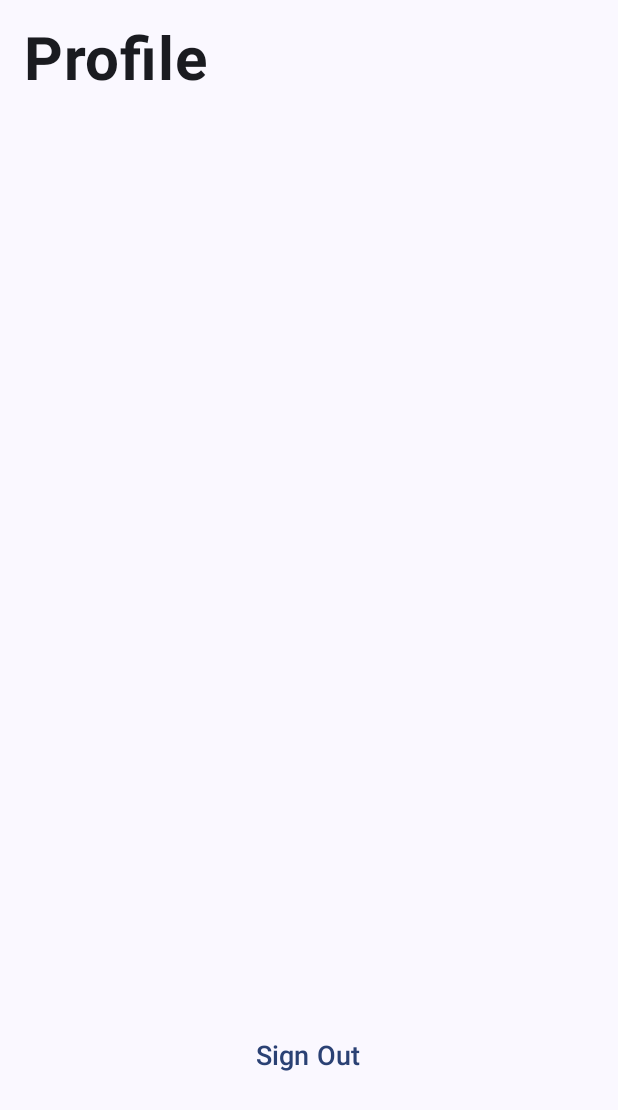
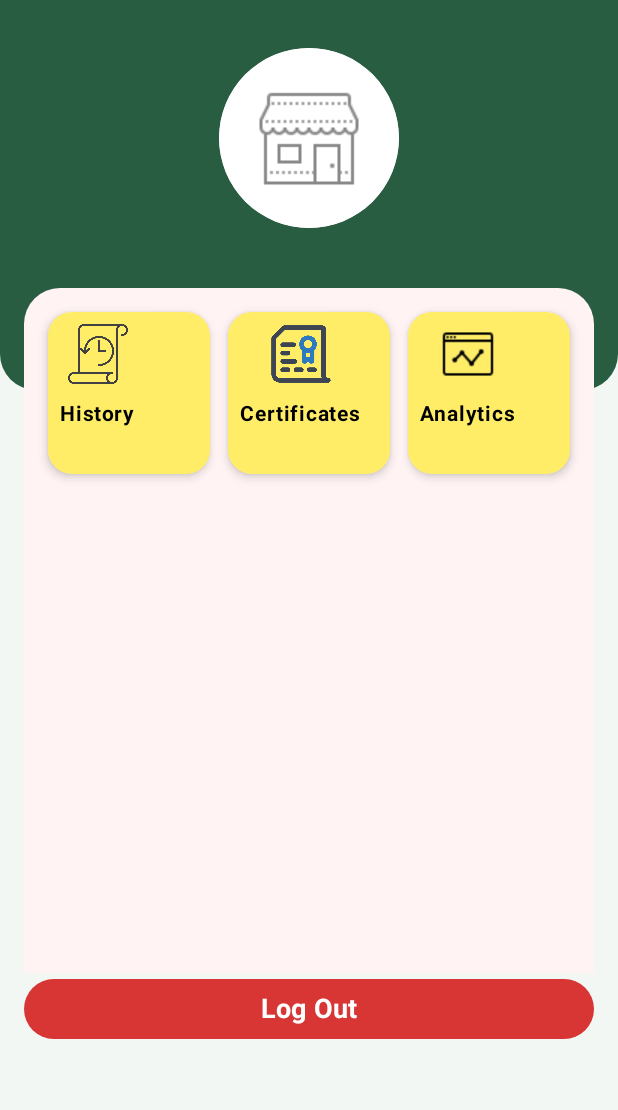
Before and after one commit to Atharv-15/QuickQ_Business, an Android app built with Jetpack Compose: the composable Profile called with empty values, on a phone screen of 412 x 824 dp. Shown: the top 1110 px of the screen. Run offline under Robolectric (Android 15) with nearby library versions, the phone set to English and light mode, and no system bars; our stand-ins replace Firebase (no records; nobody signed in at launch, a user with empty details on screens opened directly), livedata-compose.

Commit message:
Colour update and Profile page designed

```diff
--- a/app/src/main/java/com/example/quickqbusiness/MainActivity.kt
+++ b/app/src/main/java/com/example/quickqbusiness/MainActivity.kt
@@ -6,6 +6,7 @@ import androidx.activity.compose.setContent
 import androidx.activity.enableEdgeToEdge
 import androidx.activity.viewModels
 import androidx.compose.ui.Modifier
+import com.example.quickqbusiness.ui.theme.QuickQBusinessTheme
 import com.example.quickqbusiness.viewModel.AuthViewModel
 import com.example.quickqbusiness.viewModel.OrderViewModel
 import com.example.quickqbusiness.viewModel.ShopViewModel
@@ -18,7 +19,9 @@ class MainActivity : ComponentActivity() {
         val shopViewModel: ShopViewModel by viewModels()
         val orderViewModel: OrderViewModel by viewModels()
         setContent {
-            AppNavigation(modifier = Modifier, authViewModel = authViewModel, shopViewModel = shopViewModel, orderViewModel = orderViewModel)
+            QuickQBusinessTheme {
+                AppNavigation(modifier = Modifier, authViewModel = authViewModel, shopViewModel = shopViewModel, orderViewModel = orderViewModel)
+            }
         }
     }
 }
--- a/app/src/main/java/com/example/quickqbusiness/pages/Profile.kt
+++ b/app/src/main/java/com/example/quickqbusiness/pages/Profile.kt
@@ -1,38 +1,54 @@
 package com.example.quickqbusiness.pages
 
+import androidx.compose.foundation.Image
 import androidx.compose.foundation.background
+import androidx.compose.foundation.border
+import androidx.compose.foundation.clickable
 import androidx.compose.foundation.layout.Arrangement
+import androidx.compose.foundation.layout.Box
 import androidx.compose.foundation.layout.Column
-import androidx.compose.foundation.layout.WindowInsets
-import androidx.compose.foundation.layout.asPaddingValues
-import androidx.compose.foundation.layout.calculateEndPadding
-import androidx.compose.foundation.layout.calculateStartPadding
+import androidx.compose.foundation.layout.ExperimentalLayoutApi
+import androidx.compose.foundation.layout.FlowRow
+import androidx.compose.foundation.layout.Spacer
+import androidx.compose.foundation.layout.aspectRatio
 import androidx.compose.foundation.layout.fillMaxSize
 import androidx.compose.foundation.layout.fillMaxWidth
-import androidx.compose.foundation.layout.navigationBarsPadding
+import androidx.compose.foundation.layout.height
 import androidx.compose.foundation.layout.padding
-import androidx.compose.foundation.layout.safeDrawing
-import androidx.compose.foundation.layout.statusBarsPadding
+import androidx.compose.foundation.layout.paddingFromBaseline
+import androidx.compose.foundation.layout.size
 import androidx.compose.foundation.rememberScrollState
+import androidx.compose.foundation.shape.CircleShape
 import androidx.compose.foundation.shape.RoundedCornerShape
 import androidx.compose.foundation.verticalScroll
-import androidx.compose.material3.MaterialTheme
+import androidx.compose.material3.Button
+import androidx.compose.material3.ButtonDefaults
+import androidx.compose.material3.Card
+import androidx.compose.material3.CardDefaults
+import androidx.compose.material3.Icon
+import androidx.compose.material3.Scaffold
 import androidx.compose.material3.Surface
 import androidx.compose.material3.Text
-import androidx.compose.material3.TextButton
 import androidx.compose.runtime.Composable
 import androidx.compose.runtime.LaunchedEffect
 import androidx.compose.runtime.getValue
 import androidx.compose.runtime.livedata.observeAsState
 import androidx.compose.ui.Alignment
 import androidx.compose.ui.Modifier
-import androidx.compose.ui.platform.LocalLayoutDirection
+import androidx.compose.ui.draw.clip
+import androidx.compose.ui.graphics.Color
+import androidx.compose.ui.res.colorResource
+import androidx.compose.ui.res.painterResource
 import androidx.compose.ui.text.font.FontWeight
 import androidx.compose.ui.unit.dp
 import androidx.compose.ui.unit.sp
+import com.example.quickqbusiness.R
+import com.example.quickqbusiness.ui.theme.DarkYellow
 import com.example.quickqbusiness.viewModel.AuthViewModel
 import com.example.quickqbusiness.viewModel.ShopViewModel
 
+
+@OptIn(ExperimentalLayoutApi::class)
 @Composable
 fun Profile(
     modifier: Modifier = Modifier,
@@ -40,104 +56,216 @@ fun Profile(
     authViewModel: AuthViewModel,
     shopViewModel: ShopViewModel
 ) {
-    val layoutDirection = LocalLayoutDirection.current
-    val scrollState = rememberScrollState() // Remember scroll state for scrolling
-
     val shopDetails by shopViewModel.shopDetails.observeAsState()
 
-    // Fetch shop details when shopId is available
     LaunchedEffect(shopId) {
         if (shopId.isNotEmpty()) {
             shopViewModel.fetchShopDetailsById(shopId)
         }
     }
 
-    Surface(
+    Scaffold(
+        bottomBar = {
+            Button(
+                onClick = { authViewModel.signOut() },
+                modifier = Modifier
+                    .fillMaxWidth()
+                    .paddingFromBaseline(top = 16.dp, bottom = 145.dp)
+                    .padding(horizontal = 16.dp),
+                shape = RoundedCornerShape(24.dp),
+                colors = ButtonDefaults.buttonColors(
+                    containerColor = Color(0xFFd83535)
+                )
+            ) {
+                Text(text = "Log Out", fontSize = 18.sp, fontWeight = FontWeight.Bold)
+            }
+        }
+    ) { paddingValues ->
+        Box(
             modifier = Modifier
                 .fillMaxSize()
-            .statusBarsPadding()
-            .navigationBarsPadding()
-            .padding(
-                start = WindowInsets.safeDrawing
-                    .asPaddingValues()
-                    .calculateStartPadding(layoutDirection),
-                end = WindowInsets.safeDrawing
-                    .asPaddingValues()
-                    .calculateEndPadding(layoutDirection)
+                .padding(paddingValues)
+        ) {
+            // Background
+            Box(
+                modifier = Modifier
+                    .fillMaxWidth()
+                    .height(260.dp)
+                    .background(
+                        color = colorResource(id = R.color.primary_green),
+                        shape = RoundedCornerShape(bottomStart = 24.dp, bottomEnd = 24.dp)
                     )
-    ) {
+            )
+
+            // Content
             Column(
                 modifier = Modifier
                     .fillMaxSize()
-                .padding(16.dp),
-            verticalArrangement = Arrangement.SpaceBetween, // Space between items
-            horizontalAlignment = Alignment.Start
+                    .padding(horizontal = 16.dp)
             ) {
-            // Title text
+                Spacer(modifier = Modifier.height(32.dp))
+
+                // Profile Picture
+                Box(
+                    contentAlignment = Alignment.Center,
+                    modifier = Modifier
+                        .size(120.dp)
+                        .align(Alignment.CenterHorizontally)
+                        .clip(CircleShape)
+                        .background(Color.White)
+                        .border(4.dp, Color.White, CircleShape)
+                ) {
+                    Icon(
+                        painter = painterResource(id = R.drawable.shop),
+                        contentDescription = "Profile Picture",
+                        modifier = Modifier.size(80.dp),
+                        tint = Color.Gray
+                    )
+                }
+
+                Spacer(modifier = Modifier.height(12.dp))
+
+                // Owner Name and Shop Name
+                shopDetails?.let { shop ->
                     Text(
-                text = "Profile",
-                fontSize = 40.sp,
+                        text = shop.ownerName,
+                        fontSize = 22.sp,
                         fontWeight = FontWeight.Bold,
-                modifier = Modifier.padding(bottom = 16.dp)
+                        color = Color.White,
+                        modifier = Modifier.align(Alignment.CenterHorizontally)
                     )
+                    Text(
+                        text = shop.shopName,
+                        fontSize = 16.sp,
+                        color = Color.White.copy(alpha = 0.8f),
+                        modifier = Modifier.align(Alignment.CenterHorizontally)
+                    )
+                }
 
+                Spacer(modifier = Modifier.height(20.dp))
+
+                // White scrollable surface
+                Surface(
+                    shape = RoundedCornerShape(topStart = 24.dp, topEnd = 24.dp),
+                    color = Color(0xFFfff3f3),
+                    modifier = Modifier
+                        .fillMaxSize()
+                        .padding(top = 8.dp)
+                ) {
+                    Column(modifier = Modifier.fillMaxSize()) {
+
+                        // Buttons (fixed within the white surface)
+                        FlowRow(
+                            modifier = Modifier
+                                .fillMaxWidth()
+                                .padding(horizontal = 16.dp, vertical = 16.dp),
+                            horizontalArrangement = Arrangement.spacedBy(12.dp),
+                            verticalArrangement = Arrangement.spacedBy(12.dp),
+                            maxItemsInEachRow = 3
+                        ) {
+                            ProfileOptionButton(
+                                label = "History",
+                                iconResId = R.drawable.history,
+                                modifier = Modifier.weight(1f)
+                            )
+                            ProfileOptionButton(
+                                label = "Certificates",
+                                iconResId = R.drawable.certificate,
+                                modifier = Modifier.weight(1f)
+                            )
+                            ProfileOptionButton(
+                                label = "Analytics",
+                                iconResId = R.drawable.analytics,
+                                modifier = Modifier.weight(1f)
+                            )
+                        }
+
+                        // Scrollable details only
                         Column(
                             modifier = Modifier
-                    .verticalScroll(scrollState),
-                verticalArrangement = Arrangement.Top,
-                horizontalAlignment = Alignment.Start
+                                .verticalScroll(rememberScrollState())
+                                .padding(horizontal = 16.dp)
                         ) {
-                // Shop details display
+                            Spacer(modifier = Modifier.height(12.dp))
+
                             shopDetails?.let { shop ->
-                    ProfileDetail(label = "Shop Name", value = shop.shopName)
-                    ProfileDetail(label = "GST Number", value = shop.gstNumber)
-                    ProfileDetail(label = "Aadhaar Number", value = shop.aadhaarNumber)
-                    ProfileDetail(label = "Owner Name", value = shop.ownerName)
-                    ProfileDetail(label = "Phone Number", value = shop.phoneNumber)
-                    ProfileDetail(label = "Address", value = shop.address)
-                    ProfileDetail(label = "Shop Id", value = shopId)
-                }
-
-                // Sign out button
-                TextButton(
-                    onClick = { authViewModel.signOut() },
-                    modifier = Modifier
-                        .fillMaxWidth()
-                        .padding(vertical = 16.dp)
-                        .padding(bottom = 64.dp)// Padding around the button
-                ) {
-                    Text(text = "Sign Out", fontSize = 18.sp)
-                }
+                                ProfileDetailItem("Phone Number", shop.phoneNumber)
+                                Spacer(modifier = Modifier.height(12.dp))
+//                              ProfileDetailItem("Email ID", shop.email)
+                                ProfileDetailItem("Address", shop.address)
+                                Spacer(modifier = Modifier.height(12.dp))
+                                ProfileDetailItem("Shop ID", shopId)
+                                Spacer(modifier = Modifier.height(12.dp))
+                                ProfileDetailItem("GST Number", shop.gstNumber)
                             }
                         }
                     }
                 }
 
+            }
+        }
+    }
+}
 
 @Composable
-fun ProfileDetail(label: String, value: String?) {
+fun ProfileOptionButton(
+    label: String,
+    iconResId: Int,
+    modifier: Modifier = Modifier,
+    onClick: () -> Unit = {}
+) {
+    Card(
+        shape = RoundedCornerShape(16.dp),
+        elevation = CardDefaults.cardElevation(defaultElevation = 4.dp),
+        colors = CardDefaults.cardColors(containerColor = DarkYellow),
+        modifier = modifier
+            .aspectRatio(1f)
+            .clickable { onClick() }
+    ) {
         Column(
-        modifier = Modifier
-            .padding(vertical = 8.dp)
-            .fillMaxWidth() // Ensure it takes full width
+            verticalArrangement = Arrangement.Center,
+            horizontalAlignment = Alignment.CenterHorizontally,
+            modifier = Modifier.padding(8.dp)
         ) {
+            Image(
+                painter = painterResource(id = iconResId),
+                contentDescription = label,
+                modifier = Modifier.size(40.dp)
+            )
             Text(
                 text = label,
-            fontSize = 16.sp,
-            color = MaterialTheme.colorScheme.primary, // Use a primary color for the label
-            fontWeight = FontWeight.Bold, // Make label bold for emphasis
-            modifier = Modifier.padding(bottom = 4.dp) // Add space below label
+                fontSize = 14.sp,
+                fontWeight = FontWeight.Bold,
+                modifier = Modifier.padding(top = 8.dp),
+                color = Color.Black
+            )
+        }
+    }
+}
+
+
+
+@Composable
+fun ProfileDetailItem(label: String, value: String?) {
+    Surface(
+        shape = RoundedCornerShape(12.dp),
+        tonalElevation = 2.dp,
+        shadowElevation = 2.dp,
+        modifier = Modifier.fillMaxWidth()
+    ) {
+        Column(modifier = Modifier.padding(16.dp)) {
+            Text(
+                text = label,
+                fontSize = 14.sp,
+                fontWeight = FontWeight.Medium,
+                color = colorResource(id = R.color.primary_green)
             )
             Text(
                 text = value ?: "N/A",
-            fontSize = 18.sp,
-            fontWeight = FontWeight.Normal, // Lighter font for value
-            color = MaterialTheme.colorScheme.onSurface, // Use a standard text color
-            modifier = Modifier
-                .fillMaxWidth()
-                .padding(8.dp)
-                .background(MaterialTheme.colorScheme.surface, shape = RoundedCornerShape(4.dp)) // Add background
-                .padding(12.dp) // Inner padding
+                fontSize = 16.sp,
+                fontWeight = FontWeight.SemiBold,
+                modifier = Modifier.padding(top = 4.dp)
             )
         }
     }
+}
--- a/app/src/main/java/com/example/quickqbusiness/ui/theme/Theme.kt
+++ b/app/src/main/java/com/example/quickqbusiness/ui/theme/Theme.kt
@@ -1,6 +1,5 @@
 package com.example.quickqbusiness.ui.theme
 
-import android.app.Activity
 import android.os.Build
 import androidx.compose.foundation.isSystemInDarkTheme
 import androidx.compose.material3.MaterialTheme
@@ -9,28 +8,33 @@ import androidx.compose.material3.dynamicDarkColorScheme
 import androidx.compose.material3.dynamicLightColorScheme
 import androidx.compose.material3.lightColorScheme
 import androidx.compose.runtime.Composable
+import androidx.compose.ui.graphics.Color
 import androidx.compose.ui.platform.LocalContext
 
 private val DarkColorScheme = darkColorScheme(
-    primary = Purple80,
-    secondary = PurpleGrey80,
-    tertiary = Pink80
+    primary = PrimaryGreen80,
+    secondary = PrimaryGreenGrey80,
+    tertiary = GreenAccent80,
+    background = Color(0xFF121212),
+    surface = Color(0xFF1E1E1E),
+    onPrimary = Color.White,
+    onSecondary = Color.White,
+    onTertiary = Color.White,
+    onBackground = Color.White,
+    onSurface = Color.White
 )
 
 private val LightColorScheme = lightColorScheme(
-    primary = Purple40,
-    secondary = PurpleGrey40,
-    tertiary = Pink40
-
-    /* Other default colors to override
-    background = Color(0xFFFFFBFE),
-    surface = Color(0xFFFFFBFE),
+    primary = PrimaryGreen40,
+    secondary = PrimaryGreenGrey40,
+    tertiary = GreenAccent40,
+    background = Color(0xFFF3F7F4),
+    surface = Color(0xFFF3F7F4),
     onPrimary = Color.White,
     onSecondary = Color.White,
     onTertiary = Color.White,
-    onBackground = Color(0xFF1C1B1F),
-    onSurface = Color(0xFF1C1B1F),
-    */
+    onBackground = Color.Black,
+    onSurface = Color.Black
 )
 
 @Composable
@@ -41,10 +45,10 @@ fun QuickQBusinessTheme(
     content: @Composable () -> Unit
 ) {
     val colorScheme = when {
-        dynamicColor && Build.VERSION.SDK_INT >= Build.VERSION_CODES.S -> {
-            val context = LocalContext.current
-            if (darkTheme) dynamicDarkColorScheme(context) else dynamicLightColorScheme(context)
-        }
+//        dynamicColor && Build.VERSION.SDK_INT >= Build.VERSION_CODES.S -> {
+//            val context = LocalContext.current
+//            if (darkTheme) dynamicDarkColorScheme(context) else dynamicLightColorScheme(context)
+//        }
 
         darkTheme -> DarkColorScheme
         else -> LightColorScheme
--- a/app/src/main/res/values/colors.xml
+++ b/app/src/main/res/values/colors.xml
@@ -1,10 +1,12 @@
 <?xml version="1.0" encoding="utf-8"?>
 <resources>
-    <color name="purple_200">#FFBB86FC</color>
-    <color name="purple_500">#FF6200EE</color>
-    <color name="purple_700">#FF3700B3</color>
     <color name="teal_200">#FF03DAC5</color>
     <color name="teal_700">#FF018786</color>
     <color name="black">#FF000000</color>
     <color name="white">#FFFFFFFF</color>
+    <color name="primary_green">#285D41</color>
 </resources>
+
+<!--<color name="purple_200">#FFBB86FC</color>-->
+<!--<color name="purple_500">#FF6200EE</color>-->
+<!--<color name="purple_700">#FF3700B3</color>-->
```
Also changed, not shown: app/src/main/java/com/example/quickqbusiness/ui/theme/Color.kt (+9 -0 lines), app/src/main/res/drawable/analytics.png (added), app/src/main/res/drawable/certificate.png (added), app/src/main/res/drawable/history.png (added), app/src/main/res/drawable/shop.png (added), 1 other file. Lines whose indentation alone changed are shown as unchanged.
